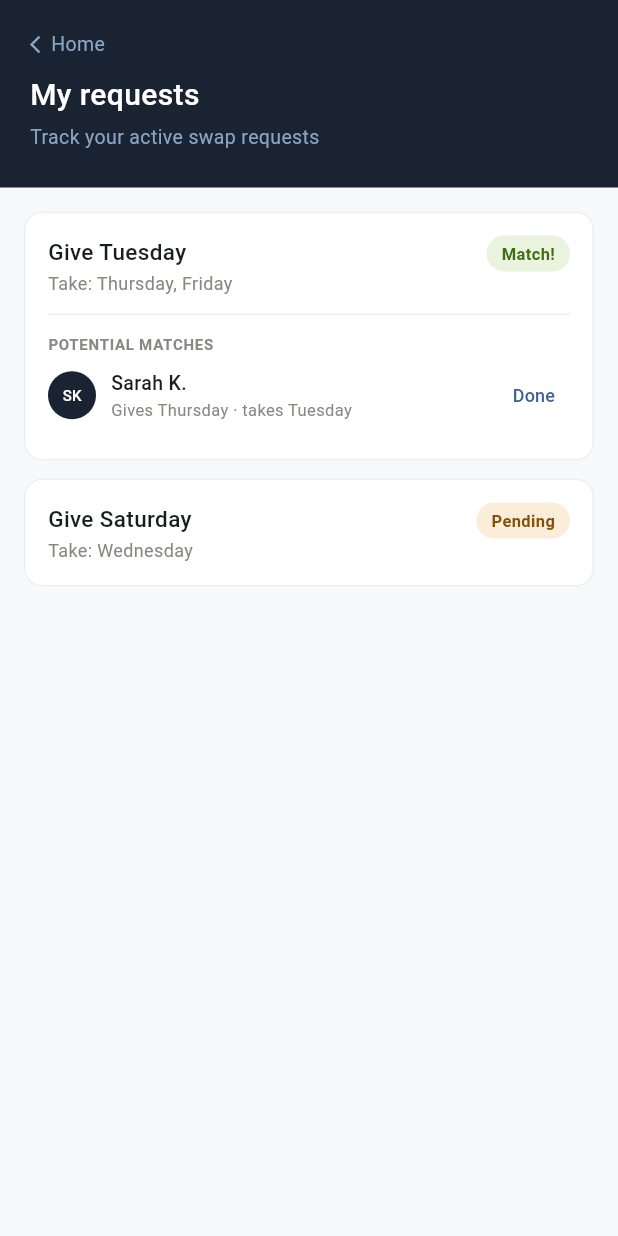
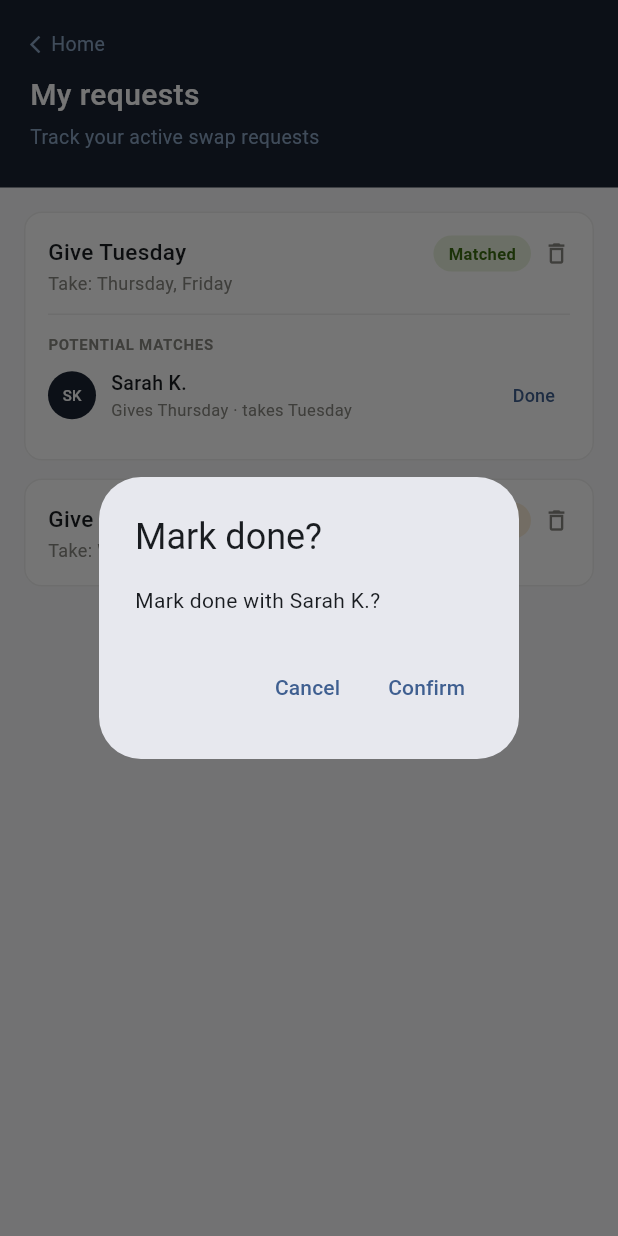
Before and after one commit to BengioLiron/shift_swap, a Flutter app: the MyRequestsScreen screen opened directly with empty values, after a tap on "Done", on a phone screen of 412 x 824 dp. Run offline on Flutter 3.47's test engine with Material 3 defaults, Android fonts, the phone set to English and light mode, and no system bars; network calls fail.

Commit message:
Add user persistence, match confirmation, delete request, and status sync fixes

```diff
--- a/flutter_app/lib/screens/my_requests_screen.dart
+++ b/flutter_app/lib/screens/my_requests_screen.dart
@@ -128,6 +128,12 @@ class _MyRequestsScreenState extends State<MyRequestsScreen> {
                       } catch (_) {}
                       setState(_load);
                     },
+                    onDelete: (requestId) async {
+                      try {
+                        await ApiService.deleteRequest(requestId);
+                      } catch (_) {}
+                      setState(_load);
+                    },
                   ),
                 );
               },
@@ -142,8 +148,13 @@ class _MyRequestsScreenState extends State<MyRequestsScreen> {
 class _RequestCard extends StatelessWidget {
   final SwapRequest request;
   final Function(String theirRequestId) onMarkDone;
+  final Function(String requestId) onDelete;
 
-  const _RequestCard({required this.request, required this.onMarkDone});
+  const _RequestCard({
+    required this.request,
+    required this.onMarkDone,
+    required this.onDelete,
+  });
 
   String _initials(String name) => name
       .split(' ')
@@ -154,7 +165,27 @@ class _RequestCard extends StatelessWidget {
 
   @override
   Widget build(BuildContext context) {
+    final isMatched = request.status == 'matched';
+    final isDone = request.status == 'done';
     final hasMatch = request.matches.isNotEmpty;
+
+    String statusText;
+    Color statusBackground;
+    Color statusColor;
+
+    if (isDone) {
+      statusText = 'Done';
+      statusBackground = const Color(0xFFDDE8FF);
+      statusColor = const Color(0xFF1A3B7A);
+    } else if (isMatched) {
+      statusText = 'Matched';
+      statusBackground = const Color(0xFFEAF3DE);
+      statusColor = const Color(0xFF3B6D11);
+    } else {
+      statusText = 'Pending';
+      statusBackground = const Color(0xFFFAEEDA);
+      statusColor = const Color(0xFF854F0B);
+    }
 
     return Card(
       margin: const EdgeInsets.only(bottom: 12),
@@ -174,20 +205,53 @@ class _RequestCard extends StatelessWidget {
                   Text('Take: ${request.takeDays.join(', ')}',
                       style: const TextStyle(fontSize: 12, color: Color(0xFF888780))),
                 ]),
+                Row(
+                  children: [
                     Container(
                       padding: const EdgeInsets.symmetric(horizontal: 10, vertical: 4),
                       decoration: BoxDecoration(
-                    color: hasMatch ? const Color(0xFFEAF3DE) : const Color(0xFFFAEEDA),
+                        color: statusBackground,
                         borderRadius: BorderRadius.circular(20),
                       ),
                       child: Text(
-                    hasMatch ? 'Match!' : 'Pending',
+                        statusText,
                         style: TextStyle(
                           fontSize: 11,
                           fontWeight: FontWeight.w600,
-                      color: hasMatch ? const Color(0xFF3B6D11) : const Color(0xFF854F0B),
+                          color: statusColor,
                         ),
                       ),
+                    ),
+                    const SizedBox(width: 8),
+                    GestureDetector(
+                      onTap: () {
+                        showDialog(
+                          context: context,
+                          builder: (BuildContext context) => AlertDialog(
+                            title: const Text('Delete request?'),
+                            content: const Text('This action cannot be undone.'),
+                            actions: [
+                              TextButton(
+                                onPressed: () => Navigator.pop(context),
+                                child: const Text('Cancel'),
+                              ),
+                              TextButton(
+                                onPressed: () {
+                                  Navigator.pop(context);
+                                  onDelete(request.id);
+                                },
+                                child: const Text(
+                                  'Delete',
+                                  style: TextStyle(color: Colors.red),
+                                ),
+                              ),
+                            ],
+                          ),
+                        );
+                      },
+                      child: const Icon(Icons.delete_outline, size: 18, color: Color(0xFF888780)),
+                    ),
+                  ],
                 ),
               ],
             ),
@@ -228,7 +292,29 @@ class _RequestCard extends StatelessWidget {
                             minimumSize: Size.zero,
                             tapTargetSize: MaterialTapTargetSize.shrinkWrap,
                           ),
-                          onPressed: () => onMarkDone(m.requestId),
+                          onPressed: () async {
+                            final confirmed = await showDialog<bool>(
+                              context: context,
+                              builder: (context) => AlertDialog(
+                                title: const Text('Mark done?'),
+                                content: Text('Mark done with ${m.userName}?'),
+                                actions: [
+                                  TextButton(
+                                    onPressed: () => Navigator.pop(context, false),
+                                    child: const Text('Cancel'),
+                                  ),
+                                  TextButton(
+                                    onPressed: () => Navigator.pop(context, true),
+                                    child: const Text('Confirm'),
+                                  ),
+                                ],
+                              ),
+                            );
+
+                            if (confirmed == true) {
+                              onMarkDone(m.requestId);
+                            }
+                          },
                           child: const Text('Done', style: TextStyle(fontSize: 12)),
                         ),
                       ],
```
Also changed, not shown: flutter_app/lib/screens/onboarding_screen.dart (+9 -2 lines), flutter_app/lib/services/api_service.dart (+9 -0 lines), 1 other file. Lines whose indentation alone changed are shown as unchanged.
